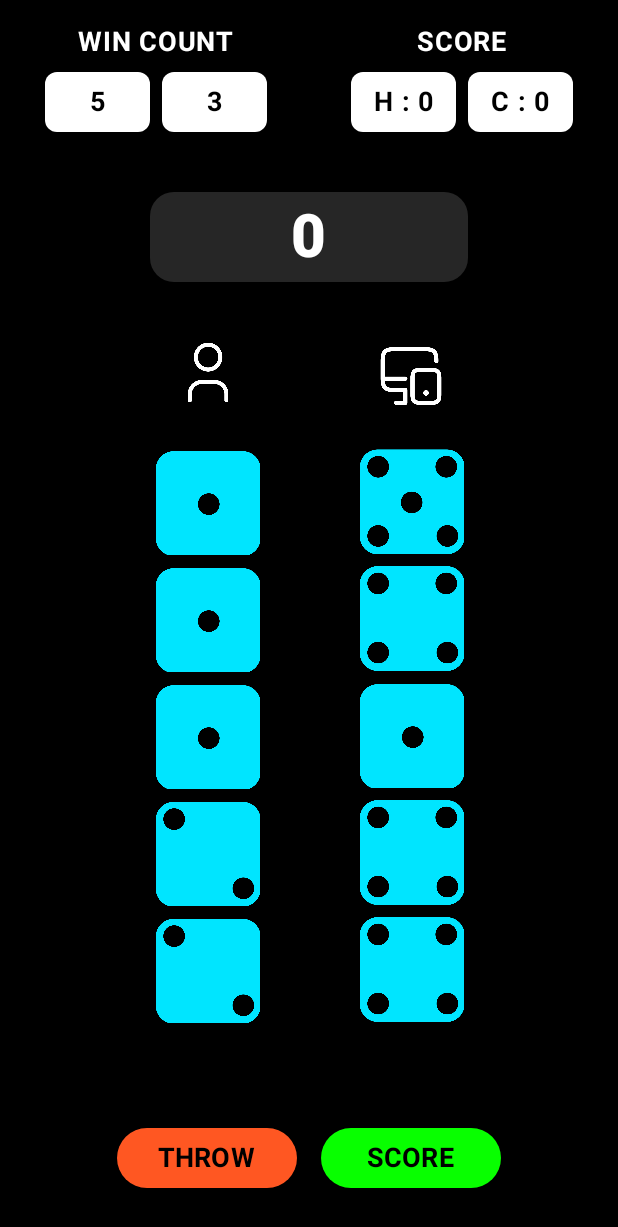
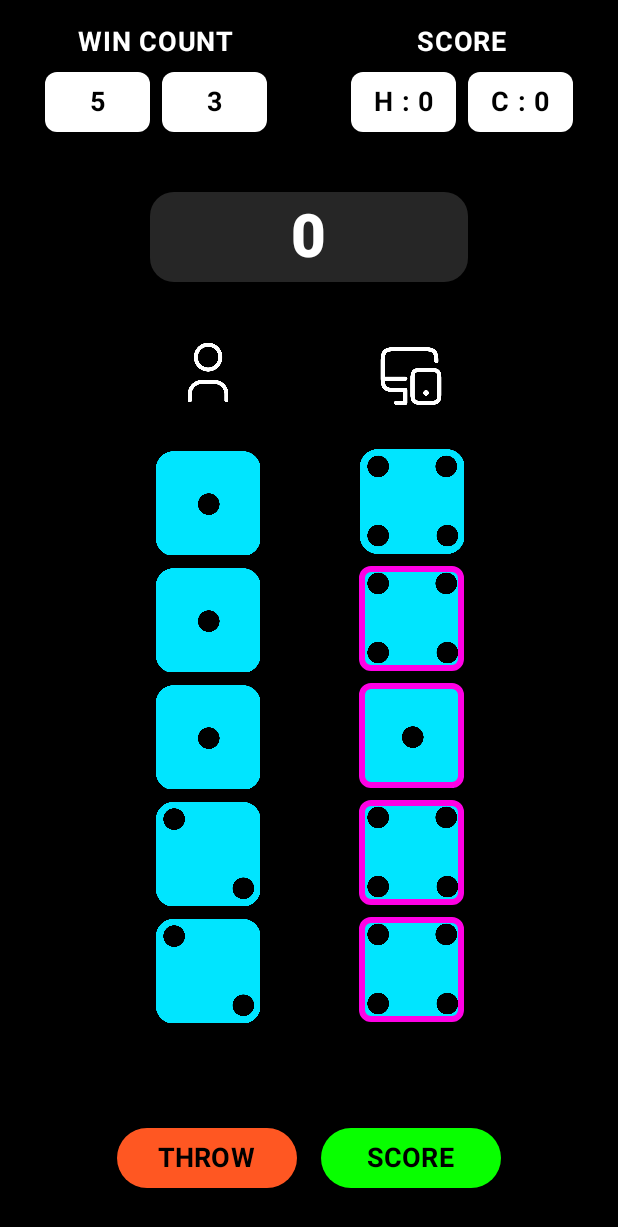
Before and after one commit to CodeWhi5per/Dice-Game-Using-Kotlin, an Android app built with Jetpack Compose: the composable GameScreen called with empty values, after a tap on "THROW", on a phone screen of 412 x 824 dp. Shown: the top 1227 px of the screen. Run offline under Robolectric (Android 15) with nearby library versions, the phone set to English and light mode, and no system bars.

Commit message:
upgraded the functionality.

```diff
--- a/app/src/main/java/com/example/dice_game_assignment/MainActivity.kt
+++ b/app/src/main/java/com/example/dice_game_assignment/MainActivity.kt
@@ -267,6 +267,7 @@ fun GameScreen(targetScore: Int) {
     var humanTotalScore by remember { mutableStateOf(0) }
     var computerTotalScore by remember { mutableStateOf(0) }
     var selectedDice by remember { mutableStateOf(List(5) { false }) }
+    var computerSelectedDice by remember { mutableStateOf(List(5) { false }) }
 
     fun updateScores() {
         leftDiceSum = leftDiceImages.sum()
@@ -274,6 +275,7 @@ fun GameScreen(targetScore: Int) {
         humanTotalScore += leftDiceSum
         computerTotalScore += rightDiceSum
         selectedDice = List(5) { false } // Clear the red borders
+        computerSelectedDice = List(5) { false } // Clear the green borders
     }
 
     fun rerollDice() {
@@ -281,6 +283,20 @@ fun GameScreen(targetScore: Int) {
             if (selectedDice[index]) dice else (1..6).random()
         }
         rightDiceImages = List(5) { (1..6).random() }
+    }
+
+    fun computerRerollDice() {
+        // Randomly decide whether to reroll
+        val reroll = (0..1).random() == 1
+        if (reroll) {
+            // Randomly decide which dice to keep
+            computerSelectedDice = List(5) { (0..1).random() == 1 }
+            rightDiceImages = rightDiceImages.mapIndexed { index, dice ->
+                if (computerSelectedDice[index]) dice else (1..6).random()
+            }
+        } else {
+            computerSelectedDice = List(5) { false }
+        }
     }
 
     Column(
@@ -427,7 +443,7 @@ fun GameScreen(targetScore: Int) {
                             .size(70.dp)
                             .border(
                                 width = 2.dp,
-                                color = if (selectedDice[index]) Color.Red else Color.Transparent,
+                                color = if (selectedDice[index]) Color(0xFF26FF00) else Color.Transparent,
                                 shape = RoundedCornerShape(8.dp)
                             )
                             .clickable {
@@ -457,12 +473,22 @@ fun GameScreen(targetScore: Int) {
                     modifier = Modifier.size(45.dp)
                 )
                 Spacer(modifier = Modifier.height(10.dp))
-                rightDiceImages.forEach { dice ->
-                    Image(
-                        painter = painterResource(id = getDiceResource(dice)),
-                        contentDescription = "Dice $dice",
-                        modifier = Modifier.size(70.dp)
-                    )
+                rightDiceImages.forEachIndexed { index, dice ->
+                    Box(
+                        modifier = Modifier
+                            .size(70.dp)
+                            .border(
+                                width = 4.dp,
+                                color = if (computerSelectedDice[index]) Color(0xFFFF00E5) else Color.Transparent,
+                                shape = RoundedCornerShape(8.dp)
+                            ),
+                        contentAlignment = Alignment.Center
+                    ) {
+                        Image(
+                            painter = painterResource(id = getDiceResource(dice)),
+                            contentDescription = "Dice $dice"
+                        )
+                    }
                 }
             }
         }
@@ -475,6 +501,7 @@ fun GameScreen(targetScore: Int) {
             Button(
                 onClick = {
                     rerollDice()
+                    computerRerollDice()
                     rollCount++
                     if (rollCount == 3) {
                         updateScores()
@@ -497,6 +524,10 @@ fun GameScreen(targetScore: Int) {
             }
             Button(
                 onClick = {
+                    while (rollCount < 3) {
+                        computerRerollDice()
+                        rollCount++
+                    }
                     updateScores()
                     rollCount = 0
                 },
```
